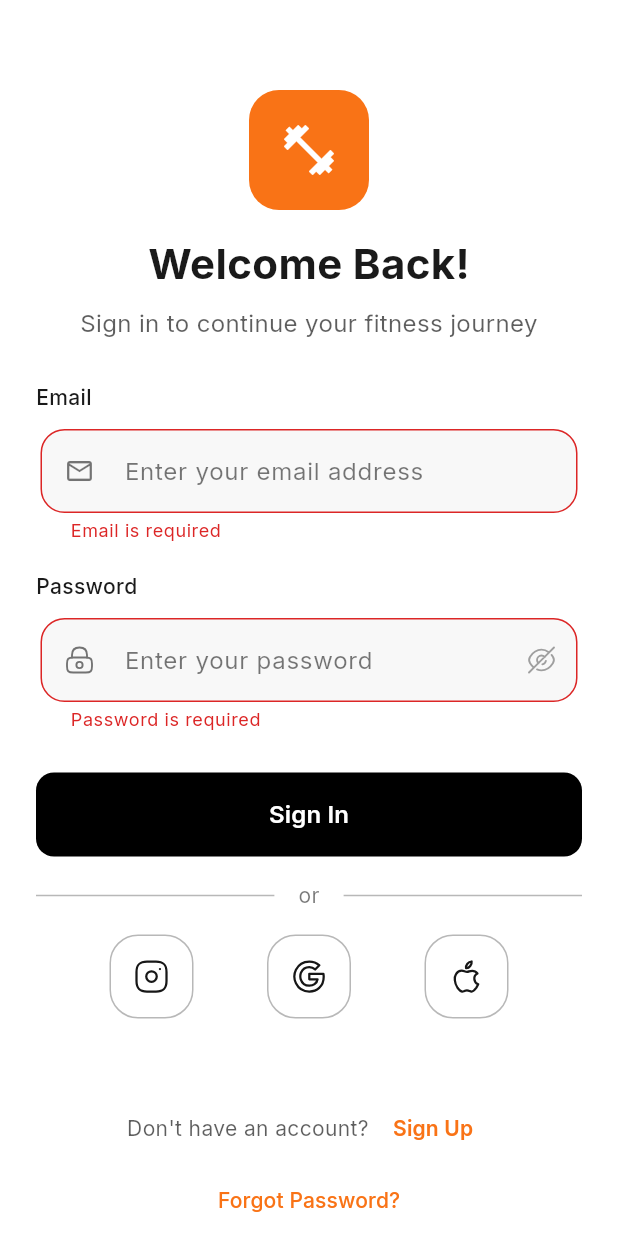
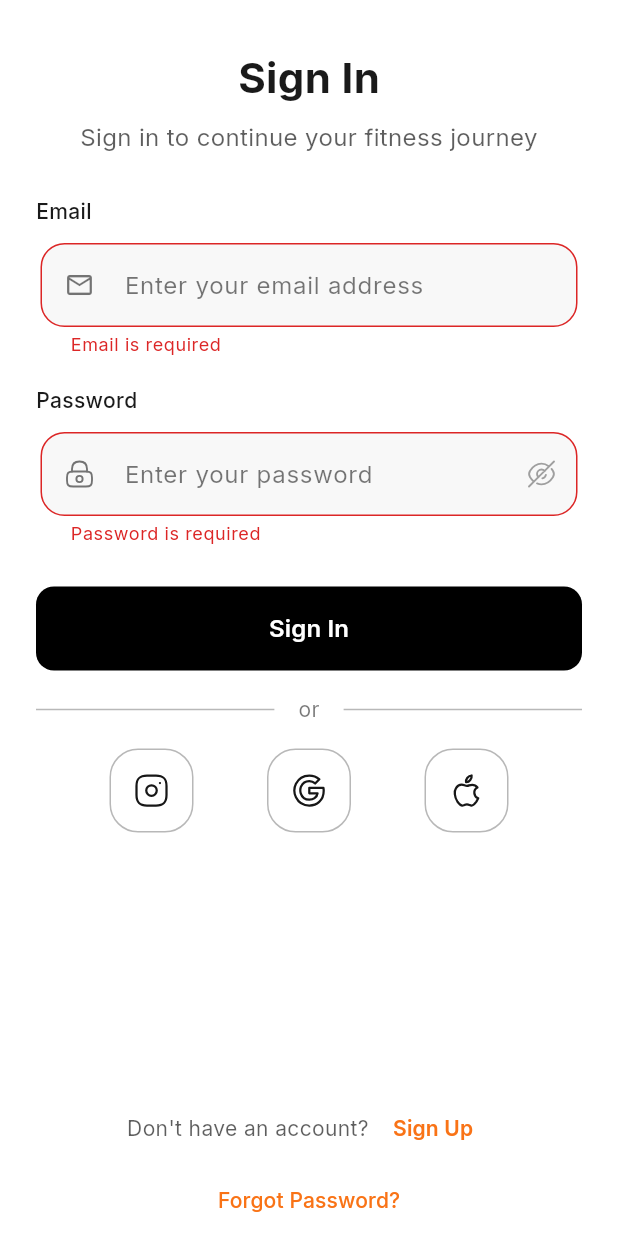
Before and after one commit to princeteck/fit-track-pro, a Flutter app: the SignInScreen screen opened by its route, after a tap on "Sign Up", after a tap on "Sign In", on a phone screen of 412 x 824 dp. Run offline on Flutter 3.47's test engine with Material 3 defaults, Android fonts, the phone set to English and light mode, and no system bars; our stand-ins replace dartz, figma_squircle, flutter_bloc, flutter_secure_storage, flutter_svg, freezed_annotation and 7 more; missing offline and left inert: mrx_charts, uih; accounts and stored records are empty.

```diff
--- a/lib/src/core/locale/l10n/app_ar.arb
+++ b/lib/src/core/locale/l10n/app_ar.arb
@@ -120,5 +120,6 @@
   "bpmLabel": "معدل ضربات القلب",
   "calorieLabel": "سعر حراري",
   "stats": "الإحصائيات",
-  "heartRateLabel": "معدل ضربات القلب"
+  "heartRateLabel": "معدل ضربات القلب",
+  "workoutStatsTitle": "إحصائيات التمرين"
 }
--- a/lib/src/core/locale/l10n/app_es.arb
+++ b/lib/src/core/locale/l10n/app_es.arb
@@ -120,5 +120,6 @@
   "bpmLabel": "FCM",
   "calorieLabel": "Caloría",
   "stats": "Estadísticas",
-  "heartRateLabel": "Frecuencia Cardíaca"
+  "heartRateLabel": "Frecuencia Cardíaca",
+  "workoutStatsTitle": "Estadísticas de Entrenamiento"
 }
--- a/lib/src/core/locale/l10n/app_hi.arb
+++ b/lib/src/core/locale/l10n/app_hi.arb
@@ -120,5 +120,6 @@
   "bpmLabel": "बीपीएम",
   "calorieLabel": "कैलोरी",
   "stats": "आँकड़े",
-  "heartRateLabel": "दिल की धड़कन"
+  "heartRateLabel": "दिल की धड़कन",
+  "workoutStatsTitle": "वर्कआउट आँकड़े"
 }
--- a/lib/src/core/locale/l10n/app_mr.arb
+++ b/lib/src/core/locale/l10n/app_mr.arb
@@ -120,5 +120,6 @@
   "bpmLabel": "बीपीएम",
   "calorieLabel": "कैलोरी",
   "stats": "आँकड़े",
-  "heartRateLabel": "दिल की धड़कन"
+  "heartRateLabel": "दिल की धड़कन",
+  "workoutStatsTitle": "वर्कआउट आँकड़े"
 }
--- a/lib/src/presentation/screens/app.dart
+++ b/lib/src/presentation/screens/app.dart
@@ -39,6 +39,7 @@ class _AppState extends State<App> {
           builder: (context, systemState) {
             return MaterialApp.router(
               title: 'Fit Track Pro',
+              debugShowCheckedModeBanner: false,
               routerConfig: AppRoutes.router,
               locale: localeState.locale,
               supportedLocales: locator<LocaleCubit>().supportedLocales,
--- a/lib/src/presentation/screens/auth/prelude/widgets/sign_up_form.dart
+++ b/lib/src/presentation/screens/auth/prelude/widgets/sign_up_form.dart
@@ -154,6 +154,7 @@ class _SignUpFormState extends State<SignUpForm> with TickerProviderStateMixin {
         opacity: _fadeAnimation,
         child: SlideTransition(
           position: _slideAnimation,
+          child: SingleChildScrollView(
             child: Form(
               key: _formKey,
               child: Column(
@@ -176,7 +177,9 @@ class _SignUpFormState extends State<SignUpForm> with TickerProviderStateMixin {
                       child: Icon(
                         Icons.email_outlined,
                         size: 20,
-                      color: theme.colorScheme.onSurface.withValues(alpha: 0.6),
+                        color: theme.colorScheme.onSurface.withValues(
+                          alpha: 0.6,
+                        ),
                       ),
                     ),
                   ),
@@ -187,7 +190,8 @@ class _SignUpFormState extends State<SignUpForm> with TickerProviderStateMixin {
                   PasswordField(
                     label: l10n?.passwordLabel ?? 'Password',
                     hint:
-                      l10n?.createStrongPassword ?? 'Create a strong password',
+                        l10n?.createStrongPassword ??
+                        'Create a strong password',
                     controller: _passwordController,
                     validator: _validatePassword,
                     focusNode: _passwordFocusNode,
@@ -275,6 +279,7 @@ class _SignUpFormState extends State<SignUpForm> with TickerProviderStateMixin {
             ),
           ),
         ),
+      ),
     );
   }
 }
--- a/lib/src/presentation/screens/auth/sign_in_screen.dart
+++ b/lib/src/presentation/screens/auth/sign_in_screen.dart
@@ -70,37 +70,19 @@ class _SignInScreenState extends State<SignInScreen>
       backgroundColor: theme.colorScheme.surface,
       body: SingleChildScrollView(
         padding: const EdgeInsets.symmetric(horizontal: 24.0),
+        child: SafeArea(
           child: SizedBox(
             height: size.height - MediaQuery.of(context).padding.top,
             child: Column(
               children: [
-              const SizedBox(height: 60),
-
                 FadeTransition(
                   opacity: _fadeAnimation,
                   child: Column(
                     children: [
-                    Semantics(
-                      label: 'App logo',
-                      child: Container(
-                        width: 80,
-                        height: 80,
-                        decoration: BoxDecoration(
-                          color: theme.colorScheme.primary,
-                          borderRadius: BorderRadius.circular(20),
-                        ),
-                        child: Icon(
-                          Icons.fitness_center,
-                          size: 40,
-                          color: theme.colorScheme.onPrimary,
-                        ),
-                      ),
-                    ),
-
-                    const SizedBox(height: 16),
+                      const SizedBox(height: 32),
 
                       Text(
-                      context.l10n?.welcomeBackTitle ?? 'Welcome Back!',
+                        context.l10n?.signInButtonText ?? '',
                         style: GoogleFonts.inter(
                           fontSize: 28,
                           fontWeight: FontWeight.bold,
@@ -194,6 +176,7 @@ class _SignInScreenState extends State<SignInScreen>
             ),
           ),
         ),
+      ),
     );
   }
 }
--- a/lib/src/presentation/screens/auth/sign_up_screen.dart
+++ b/lib/src/presentation/screens/auth/sign_up_screen.dart
@@ -86,31 +86,10 @@ class _SignUpScreenState extends State<SignUpScreen>
                 MediaQuery.of(context).padding.top,
             child: Column(
               children: [
-                const SizedBox(height: 20),
-
                 FadeTransition(
                   opacity: _fadeAnimation,
                   child: Column(
                     children: [
-                      Semantics(
-                        label: 'App logo',
-                        child: Container(
-                          width: 80,
-                          height: 80,
-                          decoration: BoxDecoration(
-                            color: theme.colorScheme.primary,
-                            borderRadius: BorderRadius.circular(20),
-                          ),
-                          child: Icon(
-                            Icons.fitness_center,
-                            size: 40,
-                            color: theme.colorScheme.onPrimary,
-                          ),
-                        ),
-                      ),
-
-                      const SizedBox(height: 24),
-
                       Text(
                         context.l10n?.createAccountTitle ?? 'Create Account',
                         style: GoogleFonts.inter(
```
Also changed, not shown: lib/src/core/locale/generated/app_localizations_ar.dart, lib/src/core/locale/generated/app_localizations_es.dart, lib/src/core/locale/generated/app_localizations_hi.dart, lib/src/core/locale/generated/app_localizations_mr.dart. Lines whose indentation alone changed are shown as unchanged.
